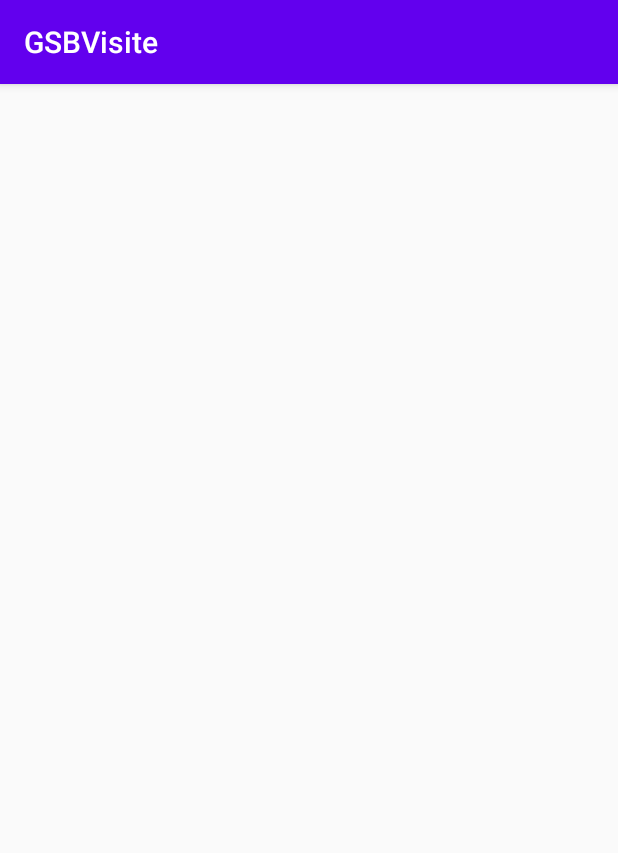
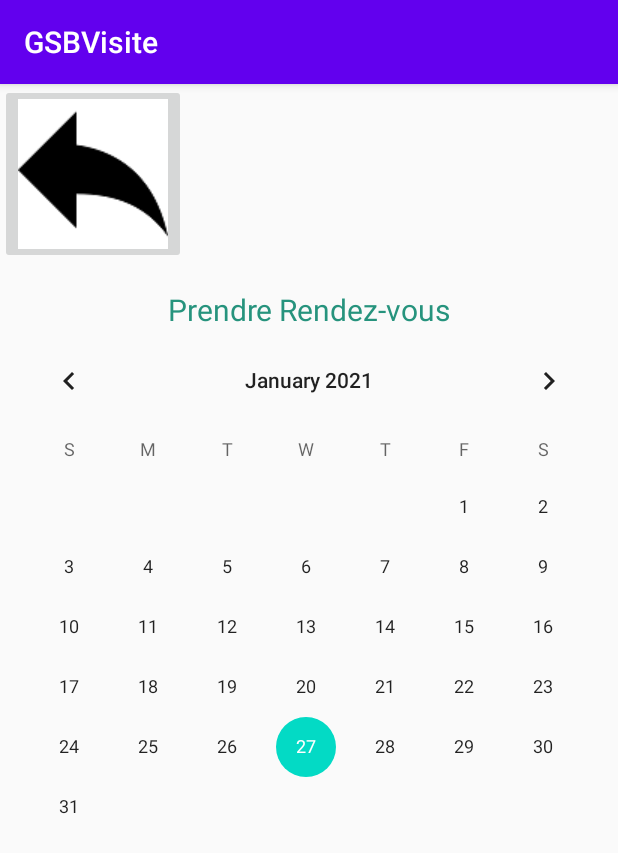
Before and after one commit to JulienS69/Ma_Premiere_Application_Android, an Android app: the DemanderRdvActivity screen opened directly, with no data from a screen before it, on a phone screen of 412 x 824 dp. Shown: the top 853 px of the screen. Run offline under Robolectric (Android 15) with nearby library versions, the light colour scheme and no system bars.

Commit message:
TP3_SQL_LITE_1ère_Partie

```diff
--- a/app/src/main/java/com/example/gsbvisite/view/AccueilActivity.java
+++ b/app/src/main/java/com/example/gsbvisite/view/AccueilActivity.java
@@ -33,6 +33,8 @@ public class AccueilActivity extends AppCompatActivity {
             public void onClick(View v) {
                 Toast.makeText(AccueilActivity.this, "Clic sur créer rendez-vous", Toast.LENGTH_SHORT).show();
                 Log.d("message", "Clic sur créer rendez-vous***");
+                Intent i = new Intent(AccueilActivity.this, DemanderRdvActivity.class);
+                startActivity(i);
             }
         });
 
--- a/app/src/main/java/com/example/gsbvisite/view/DemanderRdvActivity.java
+++ b/app/src/main/java/com/example/gsbvisite/view/DemanderRdvActivity.java
@@ -1,5 +1,11 @@
 package com.example.gsbvisite.view;
 
+import android.content.Intent;
+import android.util.Log;
+import android.view.View;
+import android.widget.AdapterView;
+import android.widget.ImageButton;
+import android.widget.Toast;
 import androidx.appcompat.app.AppCompatActivity;
 import android.os.Bundle;
 import com.example.gsbvisite.R;
@@ -10,6 +16,18 @@ public class DemanderRdvActivity extends AppCompatActivity {
     protected void onCreate(Bundle savedInstanceState) {
         super.onCreate(savedInstanceState);
         setContentView(R.layout.activity_demander_rdv);
+        gestionClick();
+    }
+
+    private void gestionClick() {
+        ((ImageButton) this.findViewById(R.id.btnRetourPriseRdv)).setOnClickListener(new View.OnClickListener() {
+            public void onClick(View v) {
+                Toast.makeText(DemanderRdvActivity.this, "Retour à l'accueil", Toast.LENGTH_SHORT).show();
+                Log.d("message", "Retour à l'accueil");
+                Intent i = new Intent(DemanderRdvActivity.this, AccueilActivity.class);
+                startActivity(i);
+            }
+        });
 
     }
 }
--- a/app/src/main/res/layout/activity_demander_rdv.xml
+++ b/app/src/main/res/layout/activity_demander_rdv.xml
@@ -15,6 +15,28 @@
                 android:orientation="vertical"
                 android:layout_width="match_parent"
                 android:layout_height="match_parent">
+            <LinearLayout
+                    android:orientation="vertical"
+                    android:layout_width="match_parent"
+                    android:layout_height="273dp" android:layout_weight="1">
+                <ImageButton
+                        android:layout_width="wrap_content"
+                        android:layout_height="wrap_content" app:srcCompat="@drawable/retour"
+                        android:id="@+id/btnRetourPriseRdv"/>
+            </LinearLayout>
+            <LinearLayout
+                    android:orientation="vertical"
+                    android:layout_width="match_parent"
+                    android:layout_height="match_parent" android:layout_weight="1">
+                <TextView
+                        android:text="                        Prendre Rendez-vous"
+                        android:layout_width="match_parent"
+                        android:layout_height="wrap_content" android:id="@+id/textView2" android:textColor="#26937D"
+                        android:textSize="20sp"/>
+                <CalendarView
+                        android:layout_width="match_parent"
+                        android:layout_height="wrap_content" android:id="@+id/calendarView"/>
+            </LinearLayout>
         </LinearLayout>
     </LinearLayout>
 </androidx.constraintlayout.widget.ConstraintLayout>
--- a/app/src/main/res/layout/activity_listemedicaments.xml
+++ b/app/src/main/res/layout/activity_listemedicaments.xml
@@ -31,7 +31,7 @@
                 <TextView
                         android:layout_width="match_parent"
                         android:layout_height="wrap_content"
-                        android:text="       💊Liste des médicaments💊" android:id="@+id/textView"/>
+                        android:text="💊Liste des médicaments💊" android:id="@+id/textView"/>
                 <ListView
                         android:layout_width="match_parent"
                         android:layout_height="match_parent" android:id="@+id/listMedic"/>
```
Also changed, not shown: app/src/main/java/com/example/gsbvisite/controller/MedicamentController.java (added, +52 -0 lines), app/src/main/java/com/example/gsbvisite/modele/Dal.java (added, +36 -0 lines), app/src/main/java/com/example/gsbvisite/modele/GsbDb.java (added, +56 -0 lines), app/src/main/java/com/example/gsbvisite/modele/Medicament.java (added, +81 -0 lines), app/src/main/java/com/example/gsbvisite/modele/MedicamentDAO.java (added, +91 -0 lines), app/src/main/java/com/example/gsbvisite/view/ListeMedicamentsActivity.java (+6 -2 lines).
